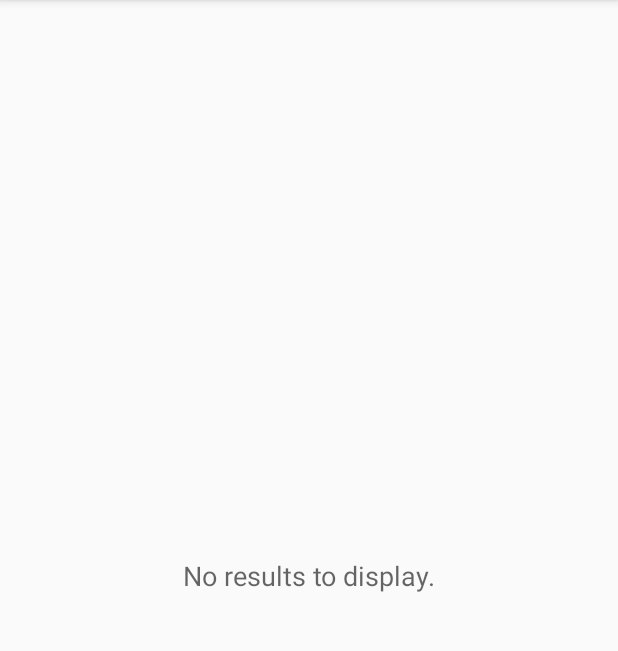
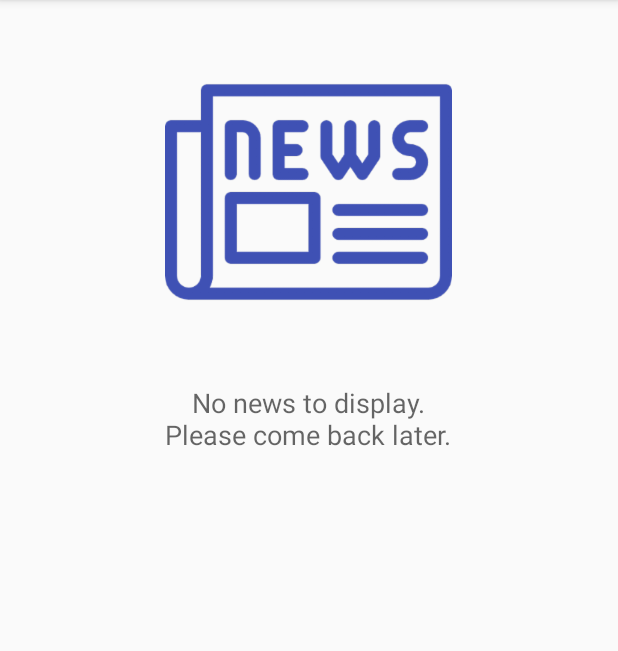
Before and after one commit to Melsara/YourNewsApp, an Android app: the screen it shows after launch (MainActivity), on a phone screen of 412 x 824 dp, the part 84-735 px from its top. Run offline under Robolectric (Android 15) with nearby library versions, the phone set to English and light mode, and no system bars.

Commit message:
EmptyView: adding instruction for the user to come back.

```diff
--- a/app/src/main/java/eu/escapeadvisor/yournews/MainActivity.java
+++ b/app/src/main/java/eu/escapeadvisor/yournews/MainActivity.java
@@ -23,7 +23,7 @@ public class MainActivity extends AppCompatActivity implements LoaderManager.Loa
     ProgressBar progressBar;
     TextView emptyView;
     static final String URL_KEY =
-            "https://content.guardianapis.com/search?order-by=newest&section=technology&page-size=20&api-key=[API-KEY]&show-fields=thumbnail&show-tags=contributor";
+            "nonews-https://content.guardianapis.com/search?order-by=newest&section=technology&page-size=20&api-key=[API-KEY]&show-fields=thumbnail&show-tags=contributor";
     private ArticleAdapter mAdapter;
     private static int ARTICLE_LOADER_ID = 1;
     public static final String LOG_TAG = MainActivity.class.getName();
@@ -34,7 +34,7 @@ public class MainActivity extends AppCompatActivity implements LoaderManager.Loa
         setContentView(R.layout.activity_main);
 
         progressBar = (ProgressBar) findViewById(R.id.progress_bar);
-        emptyView = (TextView) findViewById(R.id.emptyView);
+        emptyView = (TextView) findViewById(R.id.emptyText);
         final ListView articleListView = (ListView) findViewById(R.id.list);
         articleListView.setEmptyView(emptyView);
 
--- a/app/src/main/res/layout/activity_main.xml
+++ b/app/src/main/res/layout/activity_main.xml
@@ -1,5 +1,5 @@
 <?xml version="1.0" encoding="utf-8"?>
-<RelativeLayout xmlns:android="http://schemas.android.com/apk/res/android"
+<LinearLayout xmlns:android="http://schemas.android.com/apk/res/android"
     android:layout_width="match_parent"
     android:layout_height="match_parent"
     android:orientation="vertical">
@@ -10,18 +10,33 @@
         android:layout_height="match_parent"
         android:orientation="vertical" />
 
-    <TextView
+    <LinearLayout
         android:id="@+id/emptyView"
         android:layout_width="wrap_content"
         android:layout_height="wrap_content"
         android:layout_centerInParent="true"
-        android:textAppearance="?android:textAppearanceMedium"/>
+        android:layout_gravity="center"
+        android:orientation="vertical">
+
+        <ImageView
+            android:layout_width="match_parent"
+            android:layout_height="match_parent"
+            android:src="@drawable/newspaper"/>
+
+        <TextView
+            android:id="@+id/emptyText"
+            android:layout_width="wrap_content"
+            android:layout_height="wrap_content"
+            android:gravity="center"
+            android:textAppearance="?android:textAppearanceMedium"/>
+
+    </LinearLayout>
 
     <ProgressBar
         android:id="@+id/progress_bar"
         style="@style/Widget.AppCompat.ProgressBar"
         android:layout_width="wrap_content"
         android:layout_height="wrap_content"
-        android:layout_centerInParent="true"/>
+        android:layout_centerInParent="true" />
 
-</RelativeLayout>
+</LinearLayout>
--- a/app/src/main/res/values/strings.xml
+++ b/app/src/main/res/values/strings.xml
@@ -1,7 +1,7 @@
 <resources>
     <string name="app_name">Your News</string>
     <string name="no_internet">No internet connection.</string>
-    <string name="empty_view">No results to display.</string>
+    <string name="empty_view">No news to display.\nPlease come back later.</string>
     <string name="no_author">No author available</string>
     <string name="no_info">No info available</string>
 </resources>
```
Also changed, not shown: app/src/main/res/drawable-hdpi/newspaper.png (added), app/src/main/res/drawable-mdpi/newspaper.png (added), app/src/main/res/drawable-xhdpi/newspaper.png (added), app/src/main/res/drawable-xxhdpi/newspaper.png (added), app/src/main/res/drawable-xxxhdpi/newspaper.png (added).
